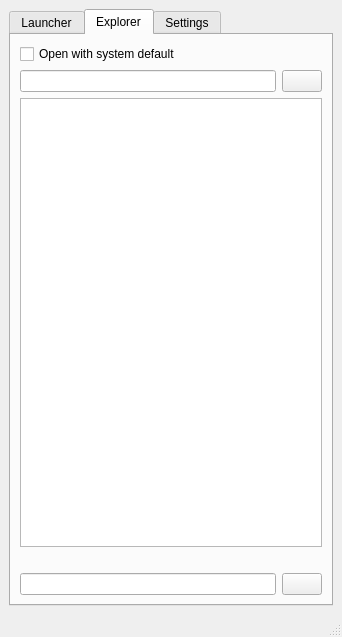
Qt form MainWindow.ui (jplozf/Collector) before a commit.
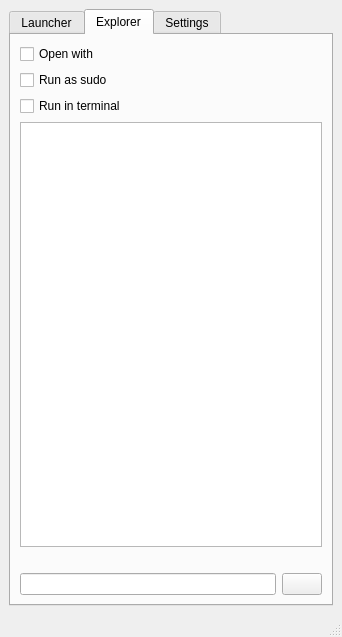
The same form after that commit. The open tabs and pages were chosen to show the change. Icons and pictures are not drawn.

Commit message: add run in terminal, as sudo, with user-defined program

```diff
--- a/MainWindow.ui
+++ b/MainWindow.ui
@@ -120,27 +120,23 @@
           <item>
            <widget class="QCheckBox" name="chkOpenWithSystemDefault">
             <property name="text">
-             <string>Open with system default</string>
+             <string>Open with</string>
             </property>
            </widget>
           </item>
           <item>
-           <layout class="QHBoxLayout" name="horizontalLayout_2">
-            <item>
-             <widget class="QLineEdit" name="txtOpenWith"/>
+           <widget class="QCheckBox" name="chkSudo">
+            <property name="text">
+             <string>Run as sudo</string>
+            </property>
+           </widget>
             </item>
             <item>
-             <widget class="QPushButton" name="btnBrowseOpenWith">
+           <widget class="QCheckBox" name="chkTerminal">
               <property name="text">
-               <string/>
-              </property>
-              <property name="icon">
-               <iconset resource="Collector.qrc">
-                <normaloff>:/icons/green/Folder2.png</normaloff>:/icons/green/Folder2.png</iconset>
-              </property>
-             </widget>
-            </item>
-           </layout>
+             <string>Run in terminal</string>
+            </property>
+           </widget>
           </item>
           <item>
            <widget class="QTreeView" name="tvwBrowser"/>
```
Left out of the diff: 4 changed lines with no effect on the pictures. Lines whose indentation alone changed are shown as unchanged. The commit also changes 4 other files.
